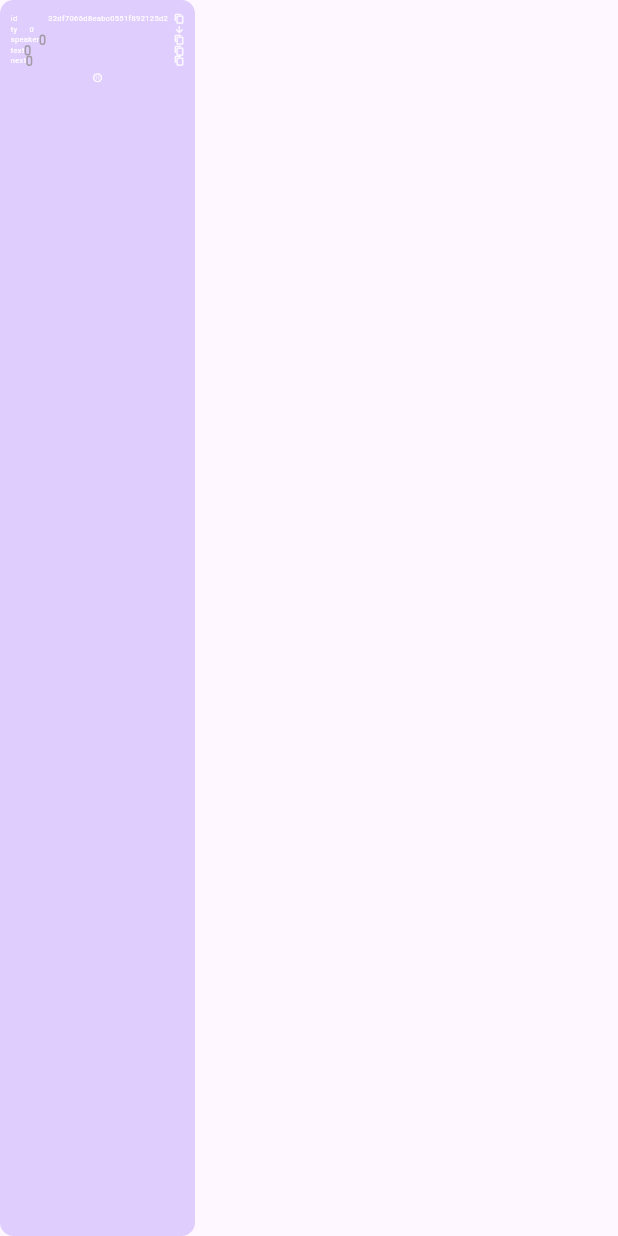
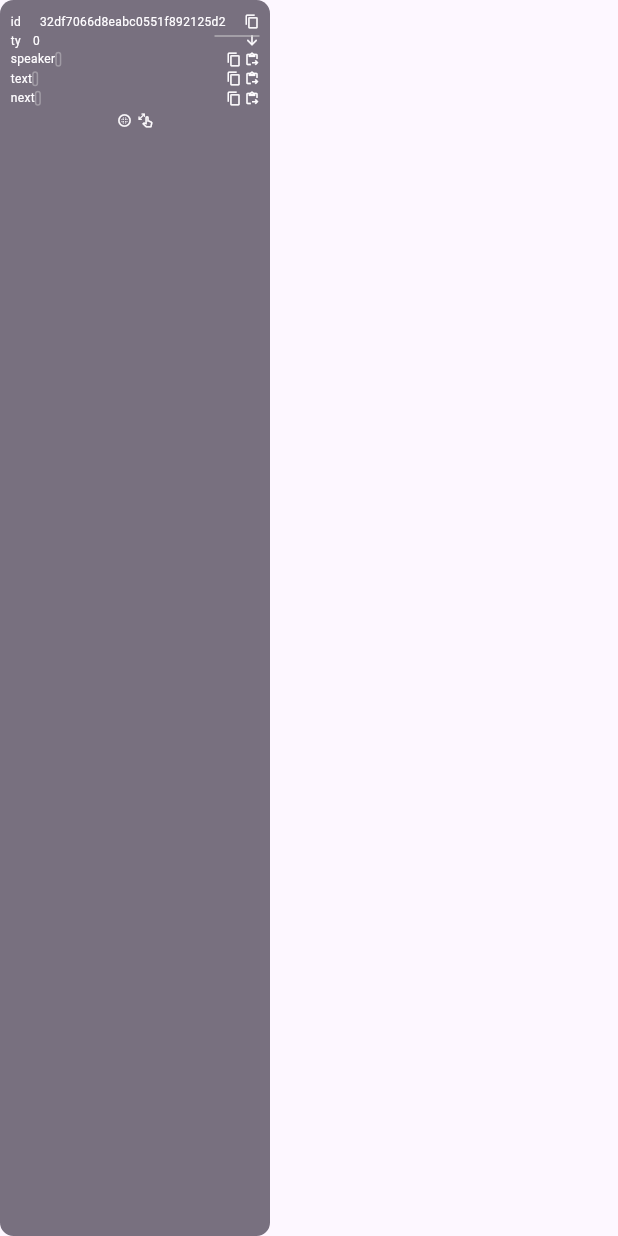
Before and after one commit to Khmhmm/dialogue-scheme.github.io, a Flutter app: the DataBlock widget shown alone on an empty page, opened directly with empty values, on a phone screen of 412 x 824 dp. Run offline on Flutter 3.47's test engine with Material 3 defaults, Android fonts, the light colour scheme and no system bars; our stand-ins replace flutter_markdown, shared_preferences; missing offline and left inert: flutter_highlighter, markdown; accounts and stored records are empty.

Commit message:
feat: added resize, added paste, fixed base color

```diff
--- a/source/dialogue_scheme/lib/about.dart
+++ b/source/dialogue_scheme/lib/about.dart
@@ -54,7 +54,7 @@ class AboutWidget extends StatelessWidget {
         if (snapshot.hasData) {
           return buildInner(context, snapshot.data!.getBool("darkTheme") ?? false);
         } else {
-          return const Center(child: Text('Error while loading preferences...'));
+          return Container(color: Color.fromARGB(255, 95, 95, 95));
         }
       },
     );
--- a/source/dialogue_scheme/lib/block.dart
+++ b/source/dialogue_scheme/lib/block.dart
@@ -3,7 +3,7 @@ import 'package:flutter/services.dart';
 import 'dart:convert';
 import 'package:crypto/crypto.dart';
 
-enum ColorTag { theme, red, yellow, green, blue, pink }
+enum ColorTag { def, red, yellow, green, blue, pink }
 
 class DataBlock extends StatefulWidget {
   DataBlock({required this.x, required this.y, required this.i, this.isDarkTheme=false});
@@ -20,11 +20,19 @@ class DataBlock extends StatefulWidget {
   String text = "";
   String next = "";
 
+  final double defaultBlockWidth = 180.0;
+  final double wideBlockWidth = 220.0;
+  final double veryWideBlockWidth = 270.0;
+  final double ultraWideBlockWidth = 330.0;
+  final double elementHeight = 10.0;
+  final double fontSize = 8.0;
+
   List<IfSelector> ifs = [];
   List<OptionSelector> options = [];
 
   // appearance
-  ColorTag colorTag = ColorTag.theme;
+  ColorTag colorTag = ColorTag.def;
+  double blockWidth = 180.0; // same as defaultBlockWidth
 
   @override
   State<DataBlock> createState() => _DataBlockState();
@@ -33,10 +41,10 @@ class DataBlock extends StatefulWidget {
 class _DataBlockState extends State<DataBlock> {
   _DataBlockState();
 
-  TextEditingController _tyTextCtrl = TextEditingController();
-  TextEditingController _speakerTextCtrl = TextEditingController();
-  TextEditingController _textTextCtrl = TextEditingController();
-  TextEditingController _nextTextCtrl = TextEditingController();
+  final TextEditingController _tyTextCtrl = TextEditingController();
+  final TextEditingController _speakerTextCtrl = TextEditingController();
+  final TextEditingController _textTextCtrl = TextEditingController();
+  final TextEditingController _nextTextCtrl = TextEditingController();
   // TextEditingController _optionsTextCtrl = TextEditingController();
 
   String dropdownValue = "";
@@ -100,7 +108,7 @@ class _DataBlockState extends State<DataBlock> {
           (String? _) => setState(() { widget.ifs[i].condition = conditionCtrl.value.text; }),
           (String? _) => setState(() { widget.ifs[i].idNext = idNextCtrl.value.text; }),
         ],
-        MediaQuery.of(context).textScaleFactor
+        MediaQuery.of(context).textScaler.scale(14)
       );
       ifsInnerWidgets.add(inner);
     }
@@ -127,7 +135,7 @@ class _DataBlockState extends State<DataBlock> {
           (String? _) => setState(() { widget.options[i].action = actionCtrl.value.text; }),
           (String? _) => setState(() { widget.options[i].idNext = idNextCtrl.value.text; }),
         ],
-        MediaQuery.of(context).textScaleFactor
+        MediaQuery.of(context).textScaler.scale(1)
       );
       optionsInnerWidgets.add(inner);
     }
@@ -136,33 +144,24 @@ class _DataBlockState extends State<DataBlock> {
 
   Color getColor(BuildContext context) {
     switch (widget.colorTag) {
-      case ColorTag.theme:
-        return Theme.of(context).colorScheme.inversePrimary;
-        break;
+      case ColorTag.def:
+        return const Color.fromARGB(255, 64, 55, 73);
       case ColorTag.red:
-        return Color(0xffE4717A);
-        break;
+        return const Color(0xffE4717A);
       case ColorTag.yellow:
-        return Color(0xffEFA94A);
-        break;
+        return const Color(0xffEFA94A);
       case ColorTag.green:
-        return Color(0xffBEBD7F);
-        break;
+        return const Color(0xffBEBD7F);
       case ColorTag.blue:
-        return Color(0xff9ACEEB);
-        break;
+        return const Color(0xff9ACEEB);
       case ColorTag.pink:
-        return Color(0xffD8BFD8);
-        break;
-      default:
-        return Theme.of(context).colorScheme.inversePrimary;
-        break;
+        return const Color(0xffD8BFD8);
     }
   }
 
   void reselectColor(BuildContext context) {
     switch (widget.colorTag) {
-      case ColorTag.theme:
+      case ColorTag.def:
         setState(() {
           widget.colorTag = ColorTag.red;
         });
@@ -189,14 +188,25 @@ class _DataBlockState extends State<DataBlock> {
         break;
       case ColorTag.pink:
         setState(() {
-          widget.colorTag = ColorTag.theme;
+          widget.colorTag = ColorTag.def;
         });
         break;
-      default:
-        setState(() {
-          widget.colorTag = ColorTag.green;
-        });
-        break;
+    }
+  }
+
+  void reselectWidth(BuildContext context) {
+    if (widget.blockWidth == widget.defaultBlockWidth) {
+      // default -> wide
+      setState(() => widget.blockWidth = widget.wideBlockWidth);
+    } else if (widget.blockWidth == widget.wideBlockWidth) {
+      // wide -> very wide
+      setState(() => widget.blockWidth = widget.veryWideBlockWidth);
+    } else if (widget.blockWidth == widget.veryWideBlockWidth) {
+      // very wide -> ultra wide
+      setState(() => widget.blockWidth = widget.ultraWideBlockWidth);
+    } else {
+      // default | ultra wide -> default
+      setState(() => widget.blockWidth = widget.defaultBlockWidth);
     }
   }
 
@@ -204,19 +214,14 @@ class _DataBlockState extends State<DataBlock> {
     switch(tyId) {
       case "-1":
         return "final replics";
-        break;
       case "0":
         return "base replics";
-        break;
       case "1":
         return "if-then replics";
-        break;
       case "2":
         return "select option";
-        break;
       default:
         return "base replics";
-        break;
     }
   }
 
@@ -229,16 +234,16 @@ class _DataBlockState extends State<DataBlock> {
     }
 
     clr = getColor(context);
-    stl = TextStyle(fontSize: 5, color: Colors.white);
+    stl = TextStyle(fontSize: widget.fontSize, color: Colors.white);
 
     List<Widget> ifsInnerWidgets = constructIfsInnerWidgets(context);
     List<Widget> optionsInnerWidgets = consctructOptionsInnerWidgets(context);
 
-    void Function(String?) defaultOnEdit = (String? _) {
+    void defaultOnEdit(String? _) {
       setState(() {
         updateFields();
       });
-    };
+    }
 
     return Positioned(
       left: widget.x,
@@ -250,20 +255,23 @@ class _DataBlockState extends State<DataBlock> {
         child: Opacity(
           opacity: widget.isDarkTheme? 0.9 : 0.7,
           child: Container(
-            width: 130,
+            width: widget.blockWidth,
             padding: const EdgeInsets.symmetric(horizontal: 7, vertical: 9),
             alignment: Alignment.centerLeft,
             decoration: BoxDecoration(
               borderRadius: BorderRadius.circular(9),
-              // color: Theme.of(context).colorScheme.primaryContainer,
               color: clr,
             ),
             child: Column(
               children: [
                 buildStaticRow("id", widget.id, () { Clipboard.setData(ClipboardData(text: widget.id)).then((_){}); }),
+                const SizedBox(height: 2.0),
                 buildDropTyRow("ty", _tyTextCtrl, ["-1", "0", "1", "2"], selectTyDescription),
-                buildPropertyRow("speaker", _speakerTextCtrl, MediaQuery.of(context).textScaleFactor, defaultOnEdit),
-                buildPropertyRow("text", _textTextCtrl, MediaQuery.of(context).textScaleFactor, defaultOnEdit),
+                const SizedBox(height: 2.0),
+                buildPropertyRow("speaker", _speakerTextCtrl, MediaQuery.of(context).textScaler.scale(1), defaultOnEdit),
+                const SizedBox(height: 2.0),
+                buildPropertyRow("text", _textTextCtrl, MediaQuery.of(context).textScaler.scale(1), defaultOnEdit),
+                const SizedBox(height: 2.0),
 
                 (widget.ty == 1)? buildResizableRow(
                   "if", () => setState(() { widget.ifs.add(IfSelector(condition: "", idNext: "")); }),
@@ -275,15 +283,29 @@ class _DataBlockState extends State<DataBlock> {
                 ) : Container(),
                 ...optionsInnerWidgets,
 
-                buildPropertyRow("next", _nextTextCtrl, MediaQuery.of(context).textScaleFactor, defaultOnEdit),
-                SizedBox(height: 4),
+                buildPropertyRow("next", _nextTextCtrl, MediaQuery.of(context).textScaler.scale(1), defaultOnEdit),
+                const SizedBox(height: 4),
+                Row(
+                  mainAxisAlignment: MainAxisAlignment.center,
+                  children: [
                     GestureDetector(
                       onTap: () => reselectColor(context),
                       child: Icon(
                         Icons.blur_circular,
                         color: Colors.white,
-                    size: 7,
+                        size: widget.elementHeight,
                       ),
+                    ),
+                    const SizedBox(width: 4),
+                    GestureDetector(
+                      onTap: () => reselectWidth(context),
+                      child: Icon(
+                        Icons.pinch_outlined,
+                        color: Colors.white,
+                        size: widget.elementHeight,
+                      ),
+                    ),
+                  ],
                 ),
               ],
             ),
@@ -306,13 +328,14 @@ class _DataBlockState extends State<DataBlock> {
 
   Widget buildPropertyRow(String fieldName, TextEditingController textCtrl, double factor, void Function(String?) onEdit) {
     return SizedBox(
-      width: 130 - 14,
+      width: widget.blockWidth - 14,
       // height: 7 * factor,
       child: Row(children: [
         Align(alignment: Alignment.centerLeft, child: Text(fieldName, style: stl, textAlign: TextAlign.left),),
+        const SizedBox(height: 4),
         Align(alignment: Alignment.centerLeft, child: SizedBox(
             width: 4,
-            height: 7 * factor,
+            height: widget.elementHeight,
             child: TextField(
               controller: textCtrl,
               onChanged: onEdit,
@@ -328,11 +351,11 @@ class _DataBlockState extends State<DataBlock> {
             ),
           ),
         ),
-        const SizedBox(width: 4),
+        const Spacer(),
         Align(
           alignment: Alignment.centerLeft,
           child: SizedBox(
-            width: 70,
+            width: widget.blockWidth - fieldName.length * 2.0 - 42 - widget.elementHeight * 2.0,
             child: RichText(
               text: TextSpan(
                 children: textSpansWithCursor(textCtrl.value.text, textCtrl.selection.baseOffset),
@@ -341,12 +364,26 @@ class _DataBlockState extends State<DataBlock> {
             ),
           ),
         ),
-        Spacer(),
+        const Spacer(),
         GestureDetector(
           onTap: () => Clipboard.setData(ClipboardData(text: textCtrl.value.text)).then((_){}),
-          child: const Icon(
+          child: Icon(
             Icons.content_copy,
-            size: 7,
+            size: widget.elementHeight,
+            color: Colors.white,
+          ),
+        ),
+        const SizedBox(width: 2),
+        GestureDetector(
+          onTap: () => Clipboard.getData("text/plain").then(
+            (data) => setState(() {
+              textCtrl.text = data?.text ?? "";
+              onEdit(data?.text);
+            }),
+          ),
+          child: Icon(
+            Icons.content_paste_go,
+            size: widget.elementHeight,
             color: Colors.white,
           ),
         ),
@@ -357,14 +394,14 @@ class _DataBlockState extends State<DataBlock> {
   Widget buildStaticRow(String fieldName, String value, VoidCallback cb) {
     return Row(children: [
       Align(alignment: Alignment.centerLeft, child: Text(fieldName, style: stl, textAlign: TextAlign.left),),
-      Spacer(),
+      const Spacer(),
       Align(alignment: Alignment.centerLeft, child: Text(value, style: stl, textAlign: TextAlign.left, overflow: TextOverflow.clip),),
-      SizedBox(width: 4),
+      const Spacer(),
       GestureDetector(
         onTap: cb,
         child: Icon(
           Icons.content_copy,
-          size: 7,
+          size: widget.elementHeight,
           color: Colors.white,
         ),
       ),
@@ -373,21 +410,21 @@ class _DataBlockState extends State<DataBlock> {
 
   Widget buildDropTyRow(String fieldName, TextEditingController textCtrl, List<String> items, String Function(String) converter) {
     return SizedBox(
-      width: 130 - 14,
-      height: 7,
+      width: widget.blockWidth - 14,
+      height: widget.elementHeight,
       child: Row(children: [
         Align(alignment: Alignment.centerLeft, child: Text(fieldName, style: stl, textAlign: TextAlign.left),),
-        SizedBox(width: 8),
-        Align(alignment: Alignment.centerLeft, child: Text(textCtrl.value.text ?? "0", style: stl, textAlign: TextAlign.left, overflow: TextOverflow.clip),),
-        Spacer(),
+        const SizedBox(width: 8),
+        Align(alignment: Alignment.centerLeft, child: Text(textCtrl.value.text, style: stl, textAlign: TextAlign.left, overflow: TextOverflow.clip),),
+        const Spacer(),
         Container(
-          width: 20,
+          width: 30,
           alignment: Alignment.centerRight,
           child: DropdownButton<String>(
             value: textCtrl.value.text,
-            icon: Icon(Icons.arrow_downward, color: Colors.white, size: 7),
+            icon: Icon(Icons.arrow_downward, color: Colors.white, size: widget.elementHeight),
             style: stl,
-            isExpanded: false,
+            isExpanded: true,
             elevation: 16,
             onChanged: (String? value) {
               setState(() {
@@ -398,7 +435,7 @@ class _DataBlockState extends State<DataBlock> {
             items: items.map<DropdownMenuItem<String>>((String value) {
               return DropdownMenuItem<String>(
                 value: value,
-                child: Text(converter(value), style: TextStyle(fontSize: 10, color: Colors.black)),
+                child: Text(converter(value), style: const TextStyle(fontSize: 12, color: Colors.black)),
               );
             }).toList(),
             selectedItemBuilder: (context) => [],
@@ -410,14 +447,14 @@ class _DataBlockState extends State<DataBlock> {
 
   Widget buildResizableRow(String fieldName, VoidCallback resizeCb) {
     return SizedBox(
-      width: 130 - 14,
-      height: 7,
+      width: widget.blockWidth - 14,
+      height: widget.elementHeight,
       child: Row(children: [
         Align(alignment: Alignment.centerLeft, child: Text(fieldName, style: stl, textAlign: TextAlign.left),),
-        Spacer(),
+        const Spacer(),
         GestureDetector(
           onTap: resizeCb,
-          child: Icon(Icons.add, size: 7, color: Colors.white),
+          child: const Icon(Icons.add, size: 7, color: Colors.white),
         ),
       ]),
     );
@@ -425,7 +462,7 @@ class _DataBlockState extends State<DataBlock> {
 
   Widget buildInnerFields(List<String> fieldNames, List<TextEditingController> controllers, List<void Function(String?)> onEdits, double factor) {
     List<Widget> rows = [];
-    rows.add(SizedBox(width: 125 - 14, height: 2, child: Divider(color: Colors.black, height: 2)));
+    rows.add(const SizedBox(width: 125 - 14, height: 2, child: Divider(color: Colors.black, height: 2)));
     for(int i=0; i<controllers.length; i++) {
       rows.add(buildPropertyRow(fieldNames[i], controllers[i], factor, onEdits[i]));
     }
--- a/source/dialogue_scheme/lib/jsonifier.dart
+++ b/source/dialogue_scheme/lib/jsonifier.dart
@@ -128,7 +128,7 @@ class Jsonifier extends StatelessWidget {
           // TODO: move to prefs_utils.dart
           return buildInner(context, snapshot.data!.getBool("darkTheme") ?? false);
         } else {
-          return const Center(child: Text('Error while loading preferences...'));
+          return Container(color: Color.fromARGB(255, 95, 95, 95));
         }
       },
     );
--- a/source/dialogue_scheme/lib/main.dart
+++ b/source/dialogue_scheme/lib/main.dart
@@ -17,7 +17,7 @@ class MyApp extends StatelessWidget {
     return MaterialApp(
       title: 'Dialogue scheme',
       theme: ThemeData(
-        colorScheme: ColorScheme.fromSeed(seedColor: Colors.deepPurple),
+        colorScheme: ColorScheme.fromSeed(seedColor: const Color.fromARGB(255, 67, 14, 160)),
         useMaterial3: true,
       ),
       home: MyHomePage(title: 'Dialogue scheme'),
```
Also changed, not shown: source/dialogue_scheme/lib/grid.dart (+8 -8 lines), assets/fonts/MaterialIcons-Regular.otf, 4 other files. Lines whose indentation alone changed are shown as unchanged.
